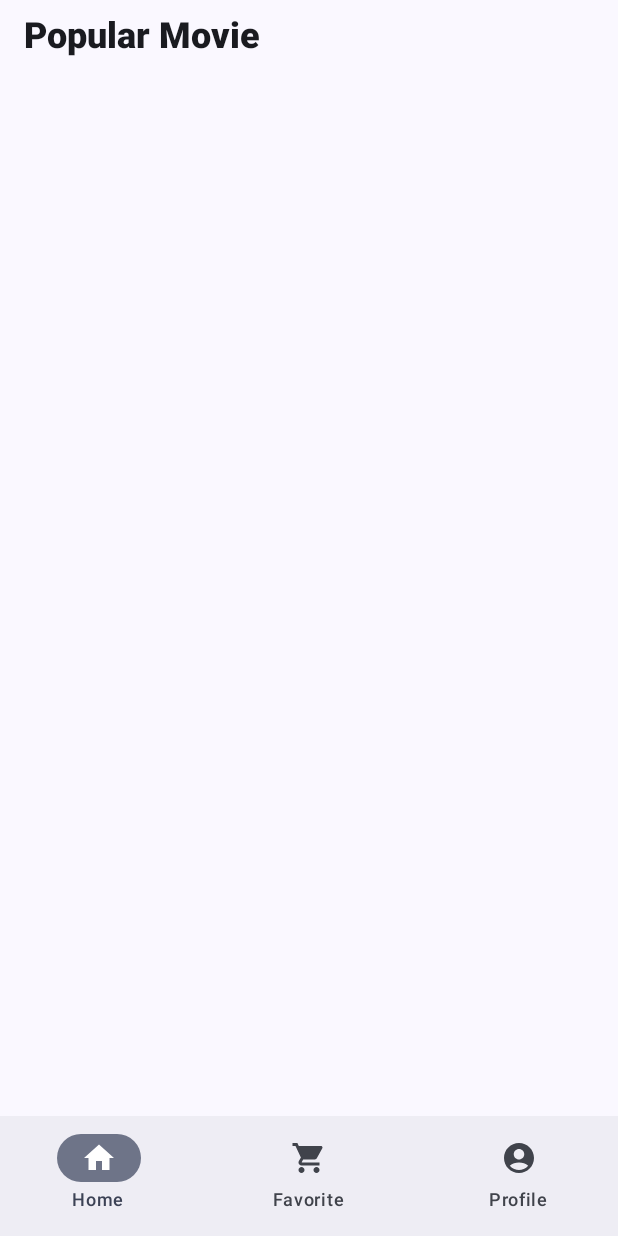
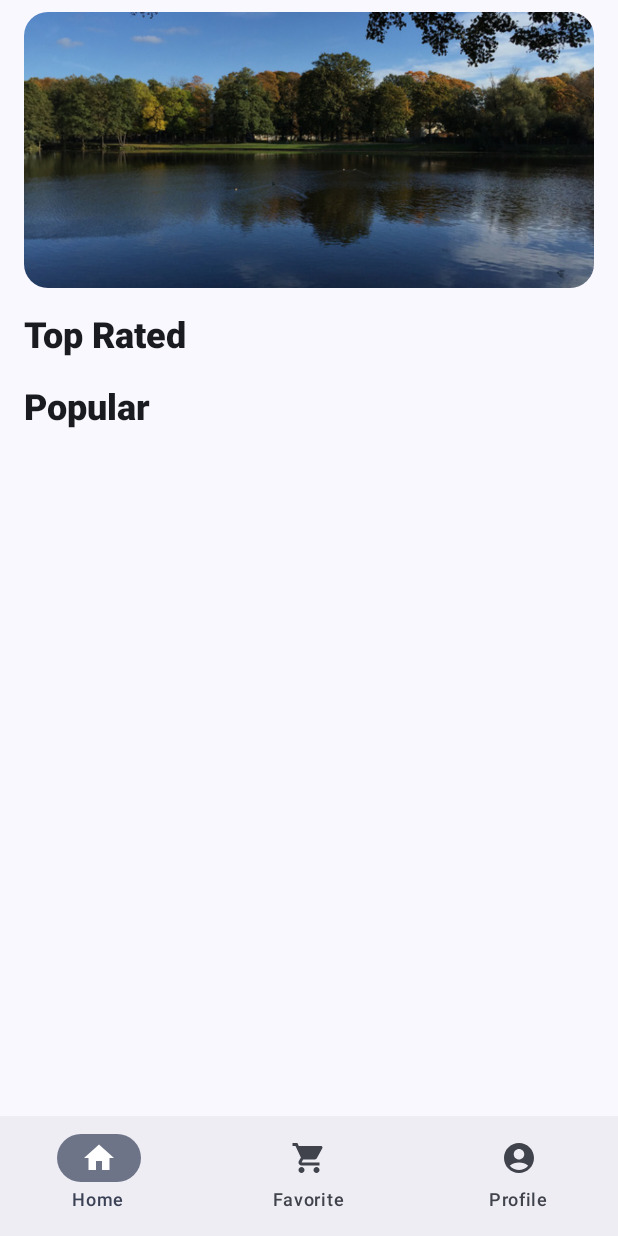
Before and after one commit to AryaSuryaaa/Mowi-Submission-Membuat-Aplikasi-Android-dengan-Jetpack-Compose, an Android app built with Jetpack Compose: the screen it shows after launch (MainActivity), on a phone screen of 412 x 824 dp. Run offline under Robolectric (Android 15) with nearby library versions, the phone set to English and light mode, and no system bars; network calls fail.

Commit message:
Add Top Rated

```diff
--- a/app/src/main/java/com/aryasurya/mowy/remote/MovieRepository.kt
+++ b/app/src/main/java/com/aryasurya/mowy/remote/MovieRepository.kt
@@ -17,6 +17,10 @@ class MovieRepository(
         return apiService.getPopularMovie()
     }
 
+    suspend fun fetchUpcomingMovies(): MovieResponse {
+        return apiService.getTopRatedMovie()
+    }
+
     companion object {
         @Volatile
         private var instance: MovieRepository? = null
--- a/app/src/main/java/com/aryasurya/mowy/remote/data/ApiService.kt
+++ b/app/src/main/java/com/aryasurya/mowy/remote/data/ApiService.kt
@@ -2,9 +2,19 @@ package com.aryasurya.mowy.remote.data
 
 import com.aryasurya.mowy.remote.response.MovieResponse
 import retrofit2.http.GET
+import retrofit2.http.Query
 
 interface ApiService {
     @GET("movie/popular")
     suspend fun getPopularMovie(
     ): MovieResponse
+
+    @GET("movie/top_rated")
+    suspend fun getTopRatedMovie(
+    ): MovieResponse
+
+    @GET("movie/top_rated")
+    suspend fun getNowPlayingMovie(
+        @Query("page") page: Int
+    ): MovieResponse
 }
--- a/app/src/main/java/com/aryasurya/mowy/ui/components/MovieItemDisplay.kt
+++ b/app/src/main/java/com/aryasurya/mowy/ui/components/MovieItemDisplay.kt
@@ -28,7 +28,6 @@ fun MovieItemDisplay(
         modifier = modifier
             .width(180.dp)
             .height(240.dp)
-            .padding(16.dp, 4.dp)
             .clip(RoundedCornerShape(16.dp))
 
     )
--- a/app/src/main/java/com/aryasurya/mowy/ui/screen/home/HomeScreen.kt
+++ b/app/src/main/java/com/aryasurya/mowy/ui/screen/home/HomeScreen.kt
@@ -1,18 +1,19 @@
 package com.aryasurya.mowy.ui.screen.home
 
-import androidx.compose.foundation.clickable
 import androidx.compose.foundation.layout.Arrangement
-import androidx.compose.foundation.layout.Box
 import androidx.compose.foundation.layout.Column
 import androidx.compose.foundation.layout.PaddingValues
 import androidx.compose.foundation.layout.fillMaxSize
+import androidx.compose.foundation.layout.height
 import androidx.compose.foundation.lazy.grid.GridCells
+import androidx.compose.foundation.lazy.grid.LazyHorizontalGrid
 import androidx.compose.foundation.lazy.grid.LazyVerticalGrid
 import androidx.compose.foundation.lazy.grid.items
+import androidx.compose.foundation.rememberScrollState
+import androidx.compose.foundation.verticalScroll
 import androidx.compose.runtime.Composable
 import androidx.compose.runtime.collectAsState
 import androidx.compose.runtime.getValue
-import androidx.compose.ui.Alignment
 import androidx.compose.ui.Modifier
 import androidx.compose.ui.platform.testTag
 import androidx.compose.ui.unit.dp
@@ -21,6 +22,7 @@ import com.aryasurya.mowy.di.Injection
 import com.aryasurya.mowy.remote.response.ResultsItem
 import com.aryasurya.mowy.ui.ViewModelFactory
 import com.aryasurya.mowy.ui.common.UiState
+import com.aryasurya.mowy.ui.components.Banner
 import com.aryasurya.mowy.ui.components.MovieItem
 import com.aryasurya.mowy.ui.components.MovieItemDisplay
 import com.aryasurya.mowy.ui.components.SectionText
@@ -32,18 +34,40 @@ fun HomeScreen(
 //    navigateToDetail: (Long) -> Unit ,
 ) {
     Column(
-        modifier = modifier.fillMaxSize(),
+        modifier = modifier
+            .fillMaxSize()
+            .verticalScroll(rememberScrollState()),
     ) {
         val popularMoviesState by viewModel.moviesState.collectAsState(initial = UiState.Loading)
+        val topRatedMoviesState by viewModel.moviesRatedState.collectAsState(initial = UiState.Loading)
 
-        SectionText(text = "Popular Movie")
+        Banner()
+
+        SectionText(text = "Top Rated")
+
+        when (topRatedMoviesState) {
+            is UiState.Loading -> {
+
+            }
+            is UiState.Success -> {
+                TopRatedMovieList(
+                    movieList = (topRatedMoviesState as UiState.Success<List<ResultsItem>>).data,
+                    modifier = modifier
+                )
+            }
+            is UiState.Error -> {
+
+            }
+        }
+
+        SectionText(text = "Popular")
 
         when (popularMoviesState) {
             is UiState.Loading -> {
 
             }
             is UiState.Success -> {
-                HomeContent(
+                PopularMovieList(
                     movieList = (popularMoviesState as UiState.Success<List<ResultsItem>>).data,
                     modifier = modifier
                 )
@@ -56,20 +80,41 @@ fun HomeScreen(
 }
 
 @Composable
-fun HomeContent(
-    movieList: List<ResultsItem> ,
-    modifier: Modifier ,
-//    navigateToDetail: (Long) -> Unit
+fun PopularMovieList(
+    movieList: List<ResultsItem>,
+    modifier: Modifier = Modifier
 ) {
-    LazyVerticalGrid(
-        columns = GridCells.Adaptive(160.dp) ,
+    LazyHorizontalGrid(
+        rows = GridCells.Adaptive(160.dp) ,
         contentPadding = PaddingValues(16.dp) ,
         horizontalArrangement = Arrangement.spacedBy(16.dp) ,
         verticalArrangement = Arrangement.spacedBy(16.dp) ,
-        modifier = modifier.testTag("RewardList")
+        modifier = modifier
+            .testTag("RewardList")
+            .height(260.dp)
     ) {
         items(movieList) { data ->
-            MovieItem(image = "https://image.tmdb.org/t/p/original" + data.posterPath, title = data.title)
+            MovieItemDisplay(image = "https://image.tmdb.org/t/p/original" + data.posterPath)
         }
     }
 }
+
+@Composable
+fun TopRatedMovieList(
+    movieList: List<ResultsItem>,
+    modifier: Modifier = Modifier
+) {
+    LazyHorizontalGrid(
+        rows = GridCells.Adaptive(160.dp),
+        contentPadding = PaddingValues(16.dp),
+        horizontalArrangement = Arrangement.spacedBy(16.dp),
+        verticalArrangement = Arrangement.spacedBy(16.dp),
+        modifier = modifier
+            .testTag("RewardList")
+            .height(260.dp)
+    ) {
+        items(movieList) { data ->
+            MovieItemDisplay(image = "https://image.tmdb.org/t/p/original" + data.posterPath)
+        }
+    }
+}
--- a/app/src/main/java/com/aryasurya/mowy/ui/screen/home/HomeViewModel.kt
+++ b/app/src/main/java/com/aryasurya/mowy/ui/screen/home/HomeViewModel.kt
@@ -19,8 +19,12 @@ class HomeViewModel(private val movieRepository: MovieRepository) : ViewModel()
     private val _moviesState = MutableStateFlow<UiState<List<ResultsItem>>>(UiState.Loading)
     val moviesState = _moviesState.asStateFlow()
 
+    private val _moviesUpcomingState = MutableStateFlow<UiState<List<ResultsItem>>>(UiState.Loading)
+    val moviesRatedState = _moviesUpcomingState.asStateFlow()
+
     init {
         fetchMovies()
+        fetchUpcomingMovies()
     }
 
     private fun fetchMovies() {
@@ -33,4 +37,15 @@ class HomeViewModel(private val movieRepository: MovieRepository) : ViewModel()
             }
         }
     }
+
+    private fun fetchUpcomingMovies() {
+        viewModelScope.launch {
+            try {
+                val movieResponse = movieRepository.fetchUpcomingMovies()
+                _moviesUpcomingState.value = UiState.Success(movieResponse.results)
+            } catch (e: Exception) {
+                _moviesUpcomingState.value = UiState.Error("Failed to fetch movies")
+            }
+        }
+    }
 }
```
